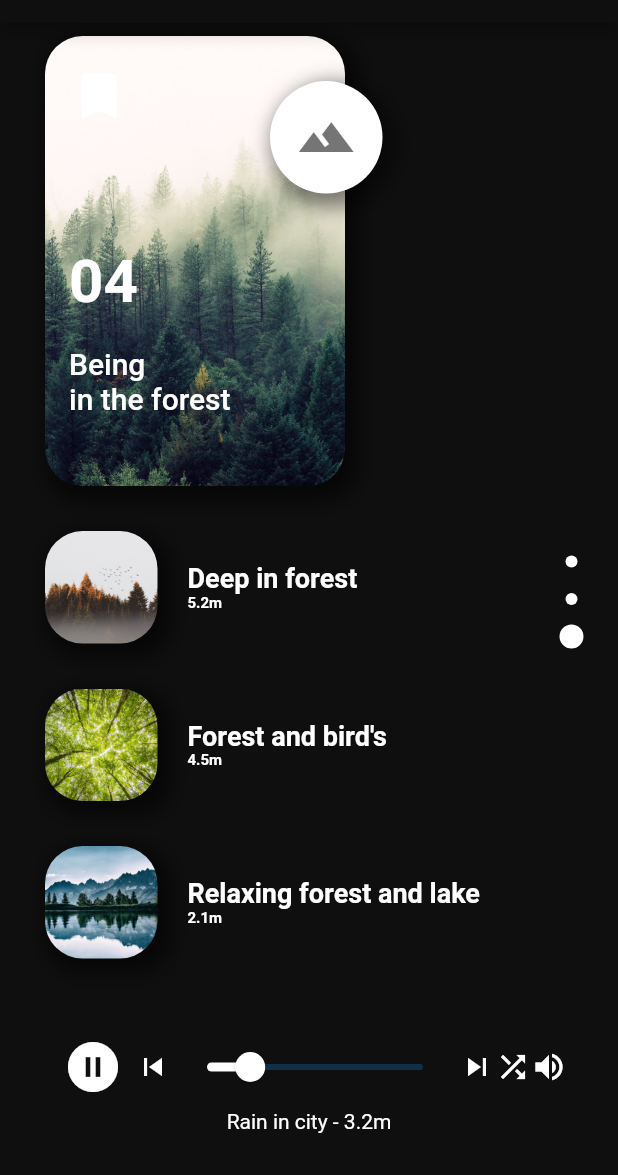
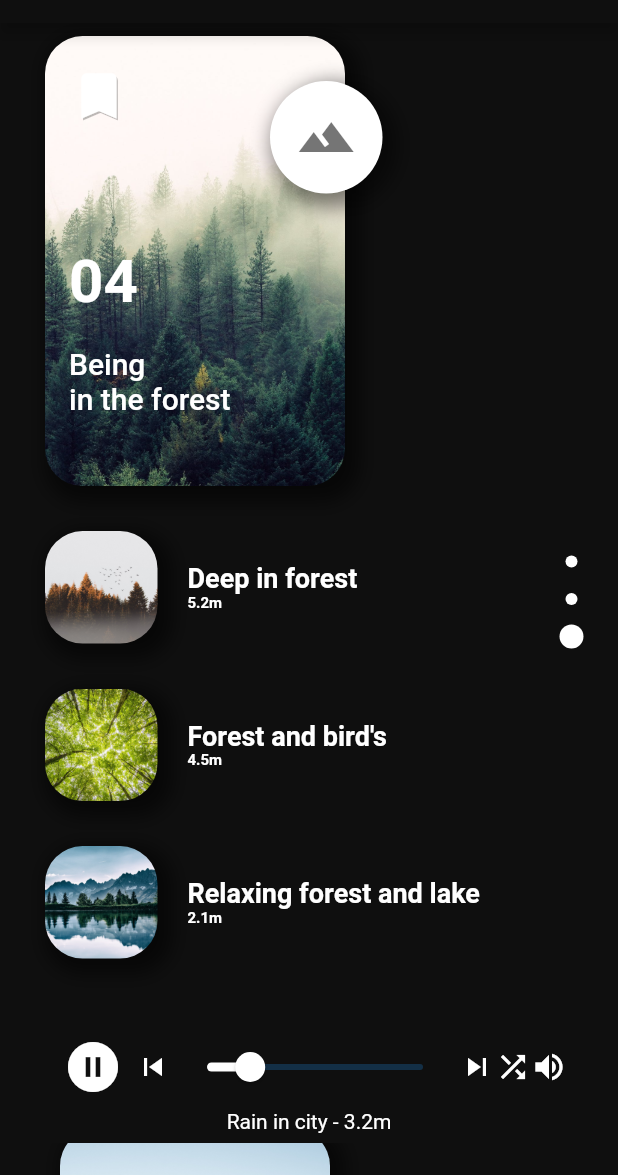
Before and after one commit to conradomanclossi/white_noise, a Flutter app: the screen it shows after launch, scrolled down 1728 dp, on a phone screen of 412 x 824 dp, the part 61-1236 px from its top. Run offline on Flutter 3.47's test engine with Material 2 defaults, Android fonts, the phone set to English and light mode, and no system bars.

Commit message:
Listem itens scroolable

```diff
--- a/lib/main.dart
+++ b/lib/main.dart
@@ -2,13 +2,4 @@ import 'package:flutter/material.dart';
 
 import 'pages/home.dart';
 
-void main() => runApp(MyApp());
-
-class MyApp extends StatelessWidget {
-  @override
-  Widget build(BuildContext context) {
-    return MaterialApp(
-      home: MyHomePage(),
-    );
-  }
-}
+void main() => runApp(MaterialApp(home: MyHomePage(), debugShowCheckedModeBanner: false));
--- a/lib/pages/items/big_box.dart
+++ b/lib/pages/items/big_box.dart
@@ -1,7 +1,7 @@
 import 'package:flutter/widgets.dart';
 import 'package:flutter/material.dart';
 
-Widget bigBox(_img, _number, _text, _icon){
+Widget bigBox(_img, _number, _text, _icon) {
   return Stack(
     children: <Widget>[
       Container(
@@ -25,8 +25,8 @@ Widget bigBox(_img, _number, _text, _icon){
         child: FlatButton(
           onPressed: () {},
           highlightColor: Colors.transparent,
-                shape: RoundedRectangleBorder(
-                    borderRadius: BorderRadius.circular(25.0)),
+          shape:
+              RoundedRectangleBorder(borderRadius: BorderRadius.circular(25.0)),
           splashColor: Colors.white.withOpacity(0.5),
           child: Align(
             alignment: Alignment.centerLeft,
@@ -35,10 +35,22 @@ Widget bigBox(_img, _number, _text, _icon){
               children: <Widget>[
                 Padding(
                   padding: EdgeInsets.only(top: 20.0),
+                  child: Stack(
+                    children: <Widget>[
+                      Positioned(
+                          left: 1,
+                          top: 1.5,
                           child: Icon(
+                            Icons.bookmark,
+                            color: Colors.black26,
+                            size: 40.0,
+                          )),
+                      Icon(
                         Icons.bookmark,
                         color: Colors.white,
                         size: 40.0,
+                      ),
+                    ],
                   ),
                 ),
                 Padding(
@@ -80,8 +92,7 @@ Widget bigBox(_img, _number, _text, _icon){
                 ),
               ],
             ),
-                child: _icon
-              ),
+            child: _icon),
       ),
     ],
   );
--- a/lib/pages/sea.dart
+++ b/lib/pages/sea.dart
@@ -20,7 +20,7 @@ class _SeaState extends State<Sea> {
     super.initState();
     pageController = PageController(
       initialPage: 1,
-      viewportFraction: 0.3,
+      viewportFraction: 0.35,
     );
   }
 
@@ -51,14 +51,15 @@ class _SeaState extends State<Sea> {
             child: Stack(
               children: <Widget>[
                 Container(
-                  height: Curves.easeInOut.transform(value) * 200,
+                  padding: EdgeInsets.only(left: Curves.easeInOut.transform(value) * 20),
+                  height: Curves.easeInOut.transform(value) * 250,
                   width: Curves.easeInOut.transform(value) * 200,
                   child: Stack(
                     children: <Widget>[
                       widget,
                       AnimatedOpacity(
                         opacity: index == pageController.page ? 1 : 0,
-                        duration: Duration(seconds: 1),
+                        duration: Duration(milliseconds: 10),
                         child: Stack(
                           children: <Widget>[
                             widget,
```
Also changed, not shown: lib/animator.dart (added, +65 -0 lines), lib/pages/database.dart (added, +28 -0 lines), lib/pages/rain.dart (+14 -4 lines). Lines whose indentation alone changed are shown as unchanged.
